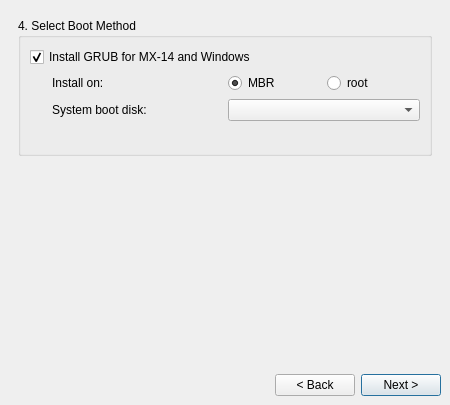
Old version of the form meinstall.ui in the repository anticapitalista/MX-installer.
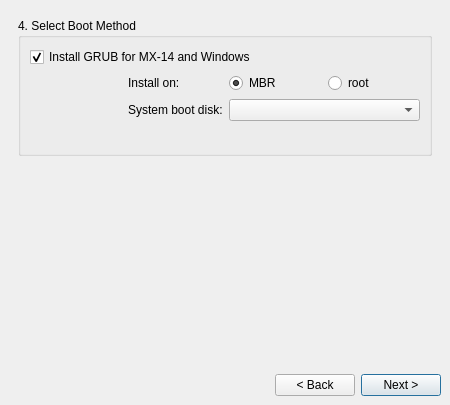
New version of the form. The open tabs and pages were chosen to show the change.

Commit message: fixed GUI problem selecting installing GRUB on boot

```diff
--- a/meinstall.ui
+++ b/meinstall.ui
@@ -815,18 +815,18 @@
           </property>
           <item row="1" column="2">
            <widget class="QRadioButton" name="grubMbrButton">
-            <property name="sizePolicy">
-             <sizepolicy hsizetype="MinimumExpanding" vsizetype="Minimum">
-              <horstretch>0</horstretch>
-              <verstretch>0</verstretch>
-             </sizepolicy>
-            </property>
             <property name="minimumSize">
              <size>
               <width>80</width>
               <height>0</height>
              </size>
             </property>
+            <property name="mouseTracking">
+             <bool>true</bool>
+            </property>
+            <property name="autoFillBackground">
+             <bool>false</bool>
+            </property>
             <property name="text">
              <string>MBR</string>
             </property>
@@ -841,15 +841,15 @@
           <item row="1" column="1">
            <widget class="QLabel" name="grubInsLabel">
             <property name="sizePolicy">
-             <sizepolicy hsizetype="MinimumExpanding" vsizetype="Minimum">
+             <sizepolicy hsizetype="Maximum" vsizetype="Preferred">
               <horstretch>0</horstretch>
               <verstretch>0</verstretch>
              </sizepolicy>
             </property>
-            <property name="minimumSize">
+            <property name="maximumSize">
              <size>
-              <width>170</width>
-              <height>0</height>
+              <width>100</width>
+              <height>16777215</height>
              </size>
             </property>
             <property name="text">
@@ -882,7 +882,7 @@
           <item row="2" column="2" colspan="2">
            <widget class="QComboBox" name="grubBootCombo">
             <property name="sizePolicy">
-             <sizepolicy hsizetype="MinimumExpanding" vsizetype="Minimum">
+             <sizepolicy hsizetype="Maximum" vsizetype="Minimum">
               <horstretch>0</horstretch>
               <verstretch>0</verstretch>
              </sizepolicy>
@@ -893,12 +893,18 @@
               <height>0</height>
              </size>
             </property>
+            <property name="maximumSize">
+             <size>
+              <width>250</width>
+              <height>16777215</height>
+             </size>
+            </property>
            </widget>
           </item>
           <item row="2" column="1">
            <widget class="QLabel" name="grubBootDiskLabel">
             <property name="sizePolicy">
-             <sizepolicy hsizetype="MinimumExpanding" vsizetype="Minimum">
+             <sizepolicy hsizetype="Maximum" vsizetype="Preferred">
               <horstretch>0</horstretch>
               <verstretch>0</verstretch>
              </sizepolicy>
@@ -932,12 +938,6 @@
           </item>
           <item row="1" column="3">
            <widget class="QRadioButton" name="grubRootButton">
-            <property name="sizePolicy">
-             <sizepolicy hsizetype="MinimumExpanding" vsizetype="Minimum">
-              <horstretch>0</horstretch>
-              <verstretch>0</verstretch>
-             </sizepolicy>
-            </property>
             <property name="minimumSize">
              <size>
               <width>80</width>
```
Left out of the diff: 8 changed lines with no effect on the pictures. The commit also changes 1 other file.
